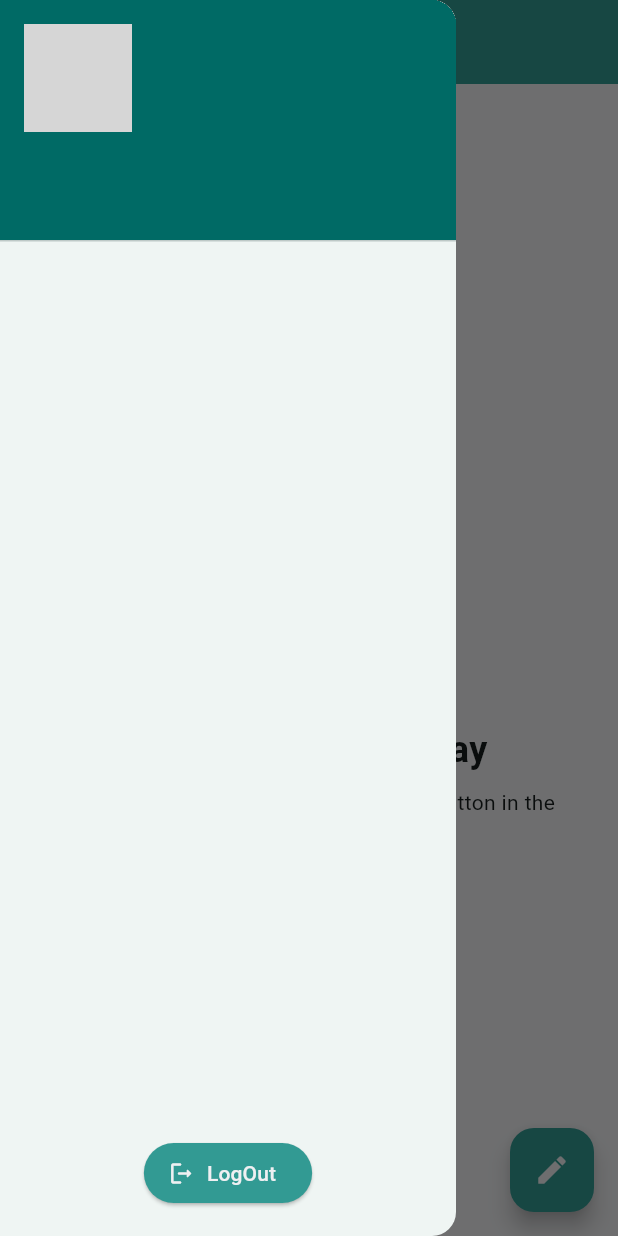
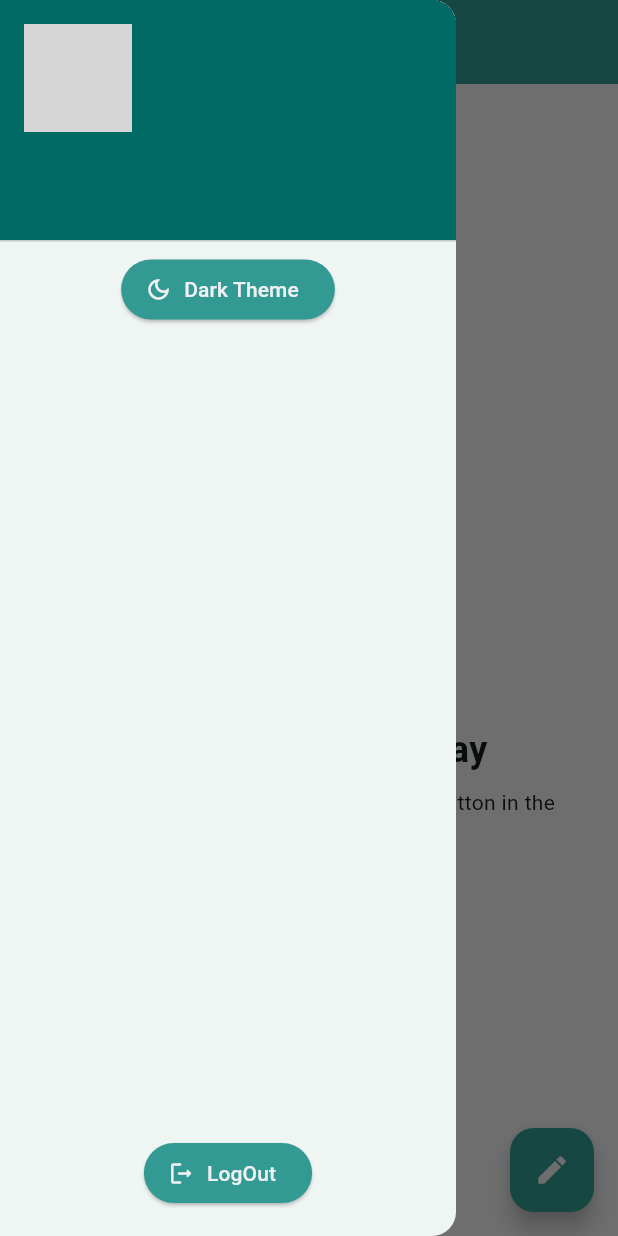
Before and after one commit to kapadiyadarshan/FBChat_app, a Flutter app: the HomePage screen opened by its route, with the side drawer open, on a phone screen of 412 x 824 dp. Run offline on Flutter 3.47's test engine with Material 3 defaults, Android fonts, the phone set to English and light mode, and no system bars; our stand-ins replace animated_text_kit, cloud_firestore, firebase_auth, firebase_core, gap, get and 2 more; missing offline and left inert: share_extend; accounts and stored records are empty; network calls fail; Roboto replaces fonts that are missing (Philosopher); grey boxes are pictures that could not be loaded.

Commit message:
Add Light and Dark Theme

```diff
--- /dev/null
+++ b/lib/controller/themeController.dart
@@ -0,0 +1,9 @@
+import 'package:get/get.dart';
+
+class ThemeController extends GetxController {
+  RxBool isDark = false.obs;
+
+  changeTheme() {
+    isDark(!isDark.value);
+  }
+}
--- a/lib/views/components/time_component.dart
+++ b/lib/views/components/time_component.dart
@@ -27,7 +27,6 @@ Widget homeTimeWidget({required DateTime time, required String type}) {
     date,
     style: const TextStyle(
       fontSize: 10,
-      color: Colors.black,
     ),
   );
 }
--- a/lib/views/screens/home_page.dart
+++ b/lib/views/screens/home_page.dart
@@ -2,7 +2,9 @@ import 'package:cloud_firestore/cloud_firestore.dart';
 import 'package:firebase_auth/firebase_auth.dart';
 import 'package:flutter/material.dart';
 import 'package:gap/gap.dart';
+import 'package:get/get.dart';
 import 'package:google_fonts/google_fonts.dart';
+import 'package:new_chat_app/controller/themeController.dart';
 import 'package:new_chat_app/helpers/auth_helper.dart';
 import 'package:new_chat_app/helpers/firestore_helper.dart';
 import 'package:new_chat_app/modals/chat_Modal.dart';
@@ -17,6 +19,8 @@ class HomePage extends StatelessWidget {
   @override
   Widget build(BuildContext context) {
     User? user = AuthHelper.authHelper.firebaseAuth.currentUser!;
+
+    ThemeController themeController = Get.find();
 
     return Scaffold(
       appBar: AppBar(
@@ -64,6 +68,29 @@ class HomePage extends StatelessWidget {
                         foregroundImage: NetworkImage(
                           userData?["profilePic"] ?? "",
                         ),
+                      ),
+                    ),
+                  ),
+                  Obx(
+                    () => ElevatedButton.icon(
+                      onPressed: () {
+                        themeController.changeTheme();
+
+                        debugPrint(themeController.isDark.value.toString());
+                      },
+                      style: ElevatedButton.styleFrom(
+                        backgroundColor: MyColor.color1,
+                        foregroundColor: MyColor.color3,
+                      ),
+                      icon: Icon(
+                        themeController.isDark.value
+                            ? Icons.light_mode
+                            : Icons.dark_mode_outlined,
+                      ),
+                      label: Text(
+                        themeController.isDark.value
+                            ? "Light Theme"
+                            : "Dark Theme",
                       ),
                     ),
                   ),
```
Also changed, not shown: lib/main.dart (+15 -5 lines).
